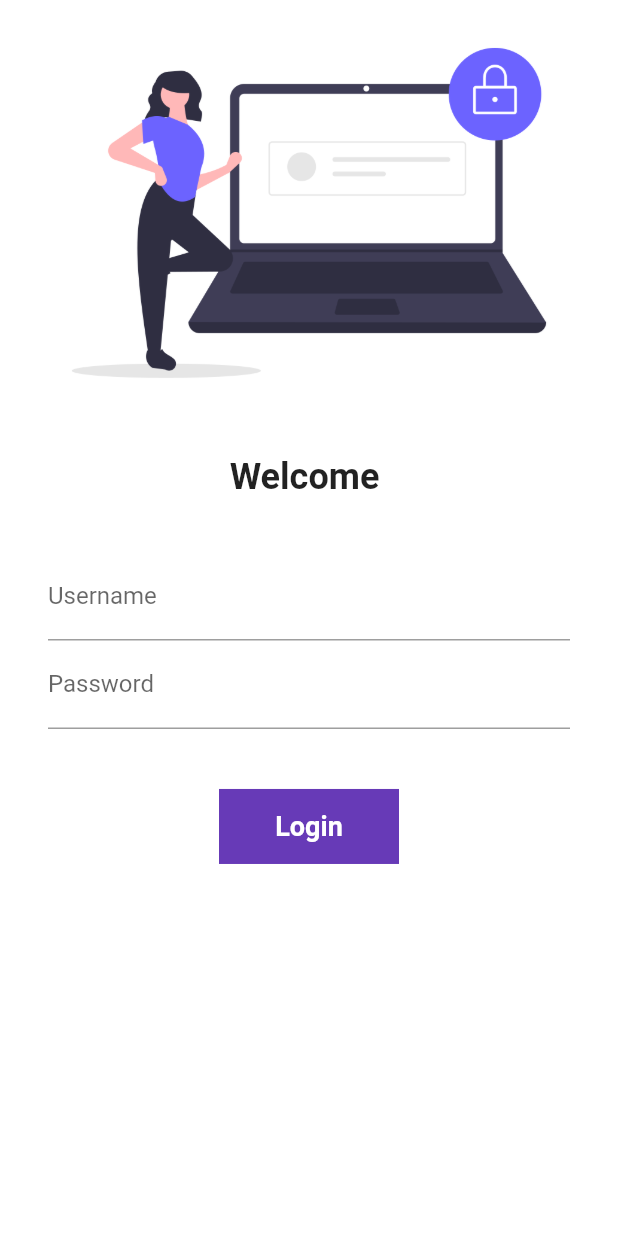
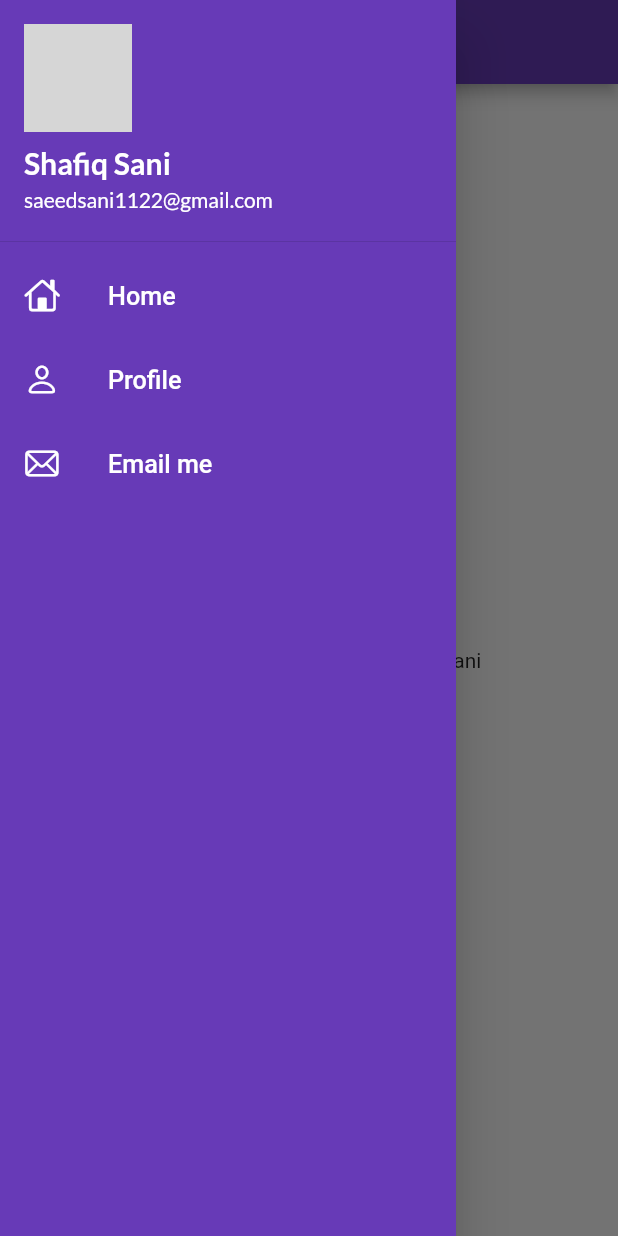
Before and after one commit to Shafiqsani/flutterfirstapp, a Flutter app: the screen it shows after launch, with the side drawer open (before the commit the screen has no drawer), on a phone screen of 412 x 824 dp. Run offline on Flutter 3.47's test engine with Material 2 defaults, Android fonts, the phone set to English and light mode, and no system bars; our stand-ins replace google_fonts; network calls fail; grey boxes are pictures that could not be loaded.

Commit message:
day-9 completed

```diff
--- a/lib/main.dart
+++ b/lib/main.dart
@@ -22,6 +22,7 @@ class MyApp extends StatelessWidget {
         brightness: Brightness.dark,
       ),
       debugShowCheckedModeBanner: false,
+      initialRoute: MyRoutes.homeRoute,
       routes: {
         "/": (context) => LoginPage(),
         MyRoutes.homeRoute: (context) => Homepage(),
--- a/lib/pages/home_page.dart
+++ b/lib/pages/home_page.dart
@@ -1,4 +1,5 @@
 import 'package:flutter/material.dart';
+import 'package:flutter_catalog/widgets/drawer.dart';
 
 class Homepage extends StatelessWidget {
   final int days = 31;
@@ -14,7 +15,7 @@ class Homepage extends StatelessWidget {
           child: Text("Welcome to $days days of flutter by $name"),
         ),
       ),
-      drawer: Drawer(),
+      drawer: MyDrawer(),
     );
   }
 }
--- /dev/null
+++ b/lib/widgets/drawer.dart
@@ -0,0 +1,43 @@
+import 'package:flutter/cupertino.dart';
+import 'package:flutter/material.dart';
+
+class MyDrawer extends StatelessWidget {
+  @override
+  Widget build(BuildContext context) {
+    final imageURL = "https://avatars.githubusercontent.com/u/60347926?v=4";
+    return Drawer(
+      child: Container(
+        color: Colors.deepPurple,
+       child: ListView(
+        children: [
+          DrawerHeader(
+            padding: EdgeInsets.zero,
+            child: UserAccountsDrawerHeader(
+              margin: EdgeInsets.zero,
+              accountName: Text("Shafiq Sani",
+              style: TextStyle(color: Colors.white, fontSize: 20,
+               fontWeight: FontWeight.bold),),
+              accountEmail: Text("saeedsani1122@gmail.com",
+              style: TextStyle(color: Colors.white),),
+              currentAccountPicture: CircleAvatar(backgroundImage: NetworkImage(imageURL),),
+            ),
+          ),
+          ListTile(
+            leading: Icon(CupertinoIcons.home, color: Colors.white,),
+            title: Text("Home",textScaleFactor: 1.2,style: TextStyle(color: Colors.white),),
+          ),
+          ListTile(
+            leading: Icon(CupertinoIcons.person, color: Colors.white,),
+            title: Text("Profile",textScaleFactor: 1.2,style: TextStyle(color: Colors.white),),
+          ),
+          ListTile(
+            leading: Icon(CupertinoIcons.mail, color: Colors.white,),
+            title: Text("Email me",textScaleFactor: 1.2,style: TextStyle(color: Colors.white),),
+          ),
+        ],
+      ),
+      )
+
+    );
+  }
+}
```
